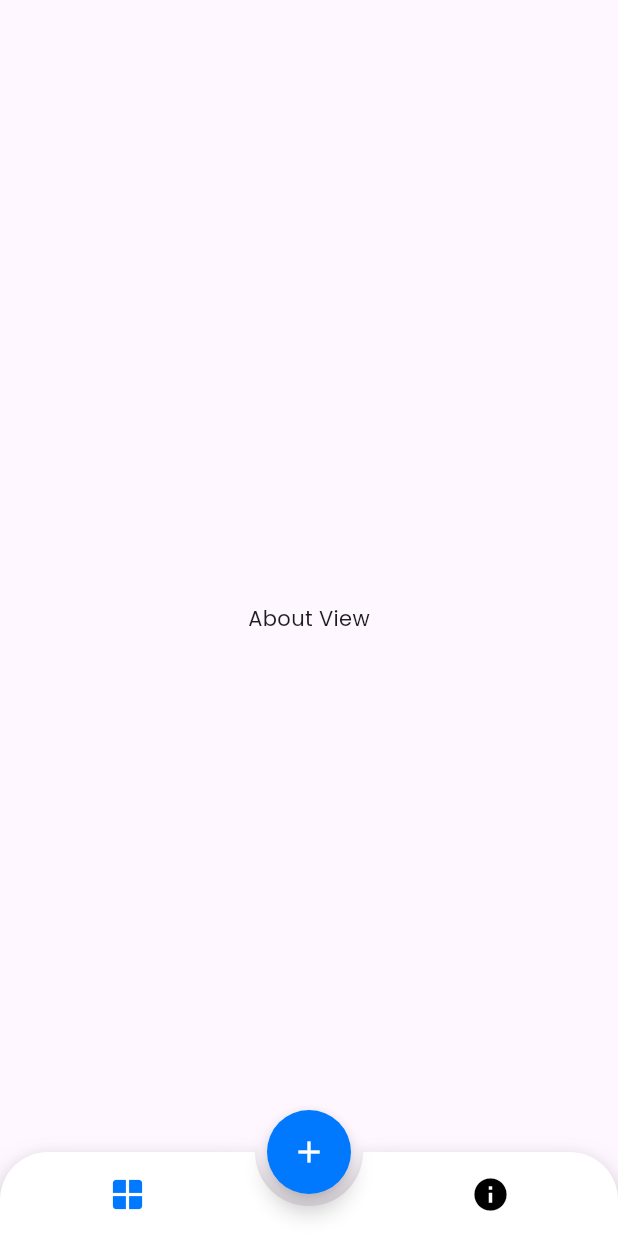
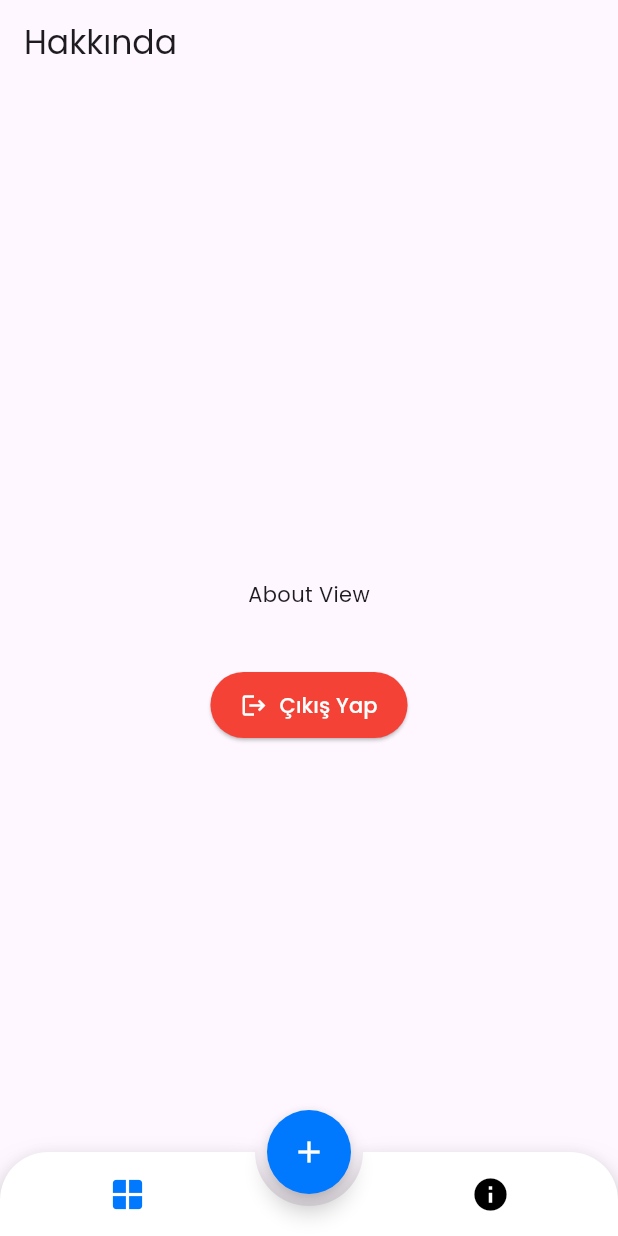
Before and after one commit to Mryuksel101/arduino_wifi, a Flutter app: the screen it shows once a user with an empty profile is signed in, swiped to page 2, on a phone screen of 412 x 824 dp. Run offline on Flutter 3.47's test engine with Material 3 defaults, Android fonts, the phone set to English and light mode, and no system bars; drawn by our look-alikes of animated_bottom_navigation_bar; our stand-ins replace cloud_firestore, firebase_auth, firebase_core, flutter_blue_plus, google_fonts, lottie and 1 more; missing offline and left inert: app_settings; accounts and stored records are empty; generated files the repository leaves out were written again; project files that could hold a hidden picture were left out.

Commit message:
Add AboutView and AboutViewModel; implement logout functionality and update imports

```diff
--- a/lib/views/about/about_view.dart
+++ /dev/null
@@ -1,14 +0,0 @@
-import 'package:flutter/material.dart';
-
-class AboutView extends StatelessWidget {
-  const AboutView({super.key});
-
-  @override
-  Widget build(BuildContext context) {
-    return const Scaffold(
-      body: Center(
-        child: Text('About View'),
-      ),
-    );
-  }
-}
--- /dev/null
+++ b/lib/views/about/view/about_view.dart
@@ -0,0 +1,50 @@
+import 'package:arduino_wifi/views/about/view_model/about_view_model.dart';
+import 'package:flutter/material.dart';
+
+class AboutView extends StatefulWidget {
+  const AboutView({super.key});
+
+  @override
+  State<AboutView> createState() => _AboutViewState();
+}
+
+class _AboutViewState extends State<AboutView> {
+  late final AboutViewModel viewModel;
+
+  @override
+  void initState() {
+    super.initState();
+    viewModel = AboutViewModel();
+    WidgetsBinding.instance.addPostFrameCallback((_) {
+      viewModel.setContext(context);
+    });
+  }
+
+  @override
+  Widget build(BuildContext context) {
+    return Scaffold(
+      appBar: AppBar(
+        title: const Text('Hakkında'),
+      ),
+      body: Column(
+        mainAxisAlignment: MainAxisAlignment.center,
+        children: [
+          const Center(
+            child: Text('About View'),
+          ),
+          const SizedBox(height: 40),
+          ElevatedButton.icon(
+            onPressed: () => viewModel.logout(),
+            icon: const Icon(Icons.logout),
+            label: const Text('Çıkış Yap'),
+            style: ElevatedButton.styleFrom(
+              backgroundColor: Colors.red,
+              foregroundColor: Colors.white,
+              padding: const EdgeInsets.symmetric(horizontal: 20, vertical: 12),
+            ),
+          ),
+        ],
+      ),
+    );
+  }
+}
--- /dev/null
+++ b/lib/views/about/view_model/about_view_model.dart
@@ -0,0 +1,18 @@
+import 'package:arduino_wifi/providers/auth_provider.dart';
+import 'package:flutter/material.dart';
+import 'package:provider/provider.dart';
+
+class AboutViewModel extends ChangeNotifier {
+  BuildContext? _context;
+
+  void setContext(BuildContext context) {
+    _context = context;
+  }
+
+  Future<void> logout() async {
+    if (_context != null) {
+      final authProvider = Provider.of<AuthProvider>(_context!, listen: false);
+      await authProvider.signOut();
+    }
+  }
+}
--- a/lib/views/bottom_nav/bottom_nav_view.dart
+++ b/lib/views/bottom_nav/bottom_nav_view.dart
@@ -1,5 +1,5 @@
 import 'package:animated_bottom_navigation_bar/animated_bottom_navigation_bar.dart';
-import 'package:arduino_wifi/views/about/about_view.dart';
+import 'package:arduino_wifi/views/about/view/about_view.dart';
 import 'package:arduino_wifi/views/bottom_nav/bottom_nav_view_model.dart';
 import 'package:arduino_wifi/views/home/home_view.dart';
 import 'package:arduino_wifi/views/settings/settings_view.dart';
```
